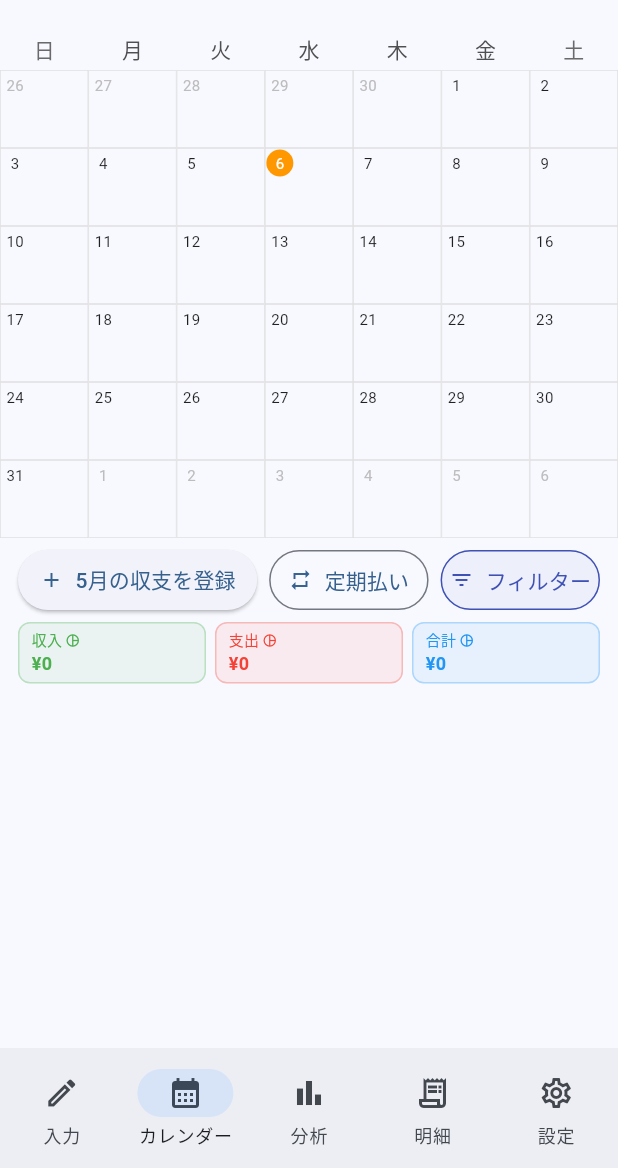
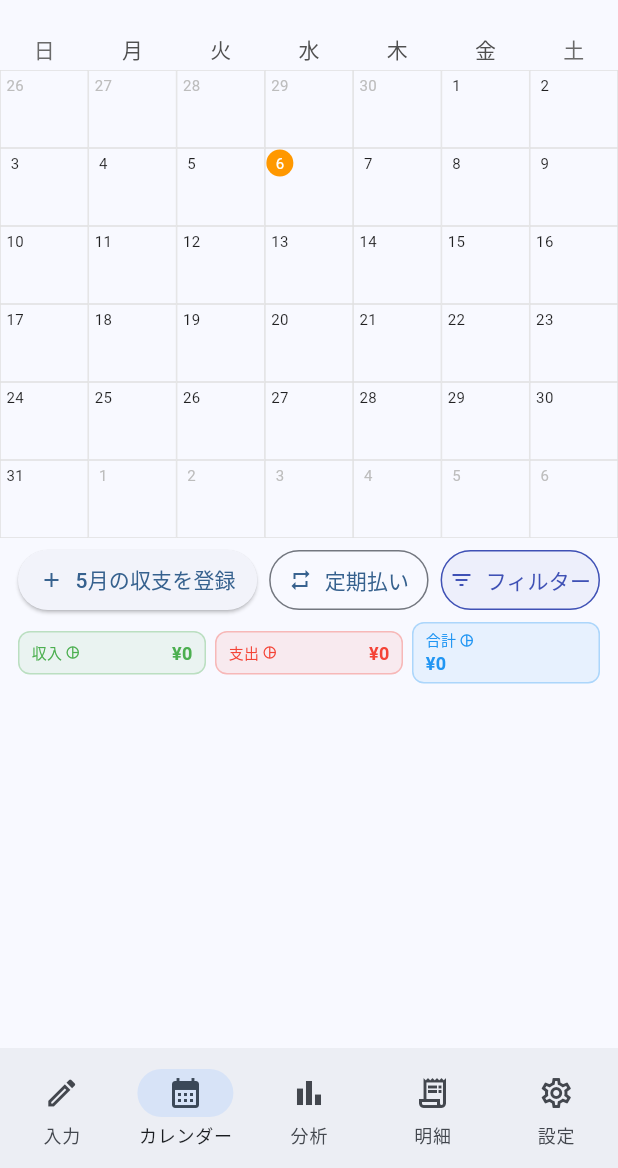
Before and after one commit to SeijiFukuhara/Kakeibo, a Flutter app: the screen it shows once a user with an empty profile is signed in, item 2 of the bottom bar chosen, on a phone screen of 412 x 824 dp, the part 68-1236 px from its top. Run offline on Flutter 3.47's test engine with Material 3 defaults, Android fonts, the phone set to English and light mode, and no system bars; drawn by our look-alikes of table_calendar; our stand-ins replace cloud_firestore, firebase_auth, firebase_core, flutter_secure_storage; accounts and stored records are empty.

Commit message:
機能追加

```diff
--- a/lib/screens/calendar_screen.dart
+++ b/lib/screens/calendar_screen.dart
@@ -1085,6 +1085,77 @@ class CalendarScreenState extends State<CalendarScreen> {
                   fontSize: 12, fontWeight: FontWeight.bold, color: color),
               overflow: TextOverflow.ellipsis,
             ),
+          ],
+        ),
+      ),
+    );
+  }
+
+  Widget _buildDetailedSummaryTile(
+    String label,
+    int total,
+    Color color,
+    List<(String, int)> breakdown, {
+    VoidCallback? onTap,
+  }) {
+    final nonZero = breakdown.where((b) => b.$2 > 0).toList();
+    return GestureDetector(
+      onTap: onTap,
+      child: Container(
+        padding: const EdgeInsets.symmetric(vertical: 5, horizontal: 8),
+        decoration: BoxDecoration(
+          color: color.withValues(alpha: 0.08),
+          borderRadius: BorderRadius.circular(8),
+          border: Border.all(color: color.withValues(alpha: 0.3)),
+        ),
+        child: Column(
+          crossAxisAlignment: CrossAxisAlignment.start,
+          mainAxisSize: MainAxisSize.min,
+          children: [
+            Row(
+              mainAxisAlignment: MainAxisAlignment.spaceBetween,
+              children: [
+                Row(
+                  mainAxisSize: MainAxisSize.min,
+                  children: [
+                    Text(label, style: TextStyle(fontSize: 10, color: color)),
+                    const SizedBox(width: 2),
+                    Icon(Icons.pie_chart_outline, size: 10, color: color),
+                  ],
+                ),
+                Flexible(
+                  child: Text(
+                    '¥${_formatAmount(total)}',
+                    style: TextStyle(
+                        fontSize: 12,
+                        fontWeight: FontWeight.bold,
+                        color: color),
+                    overflow: TextOverflow.ellipsis,
+                  ),
+                ),
+              ],
+            ),
+            if (nonZero.isNotEmpty) ...[
+              Divider(
+                  height: 6,
+                  thickness: 0.5,
+                  color: color.withValues(alpha: 0.3)),
+              ...nonZero.map(
+                (b) => Row(
+                  mainAxisAlignment: MainAxisAlignment.spaceBetween,
+                  children: [
+                    Text(b.$1,
+                        style: TextStyle(
+                            fontSize: 9,
+                            color: color.withValues(alpha: 0.75))),
+                    Text('¥${_formatAmount(b.$2)}',
+                        style: TextStyle(
+                            fontSize: 9,
+                            color: color.withValues(alpha: 0.75))),
+                  ],
+                ),
+              ),
+            ],
           ],
         ),
       ),
@@ -1693,18 +1764,20 @@ class CalendarScreenState extends State<CalendarScreen> {
                         const SizedBox(height: 12),
                         // ── 開始年月 ──
                         _InlineYMPicker(
-                          label: '開始（任意）',
+                          label: cycle == 'yearly' ? '開始年（任意）' : '開始（任意）',
                           year: startYear,
                           month: startMonth,
+                          showMonth: cycle != 'yearly',
                           onChanged: (y, m) =>
                               setDs(() { startYear = y; startMonth = m; }),
                         ),
                         const SizedBox(height: 10),
                         // ── 終了年月 ──
                         _InlineYMPicker(
-                          label: '終了（任意）',
+                          label: cycle == 'yearly' ? '終了年（任意）' : '終了（任意）',
                           year: endYear,
                           month: endMonth,
+                          showMonth: cycle != 'yearly',
                           onChanged: (y, m) =>
                               setDs(() { endYear = y; endMonth = m; }),
                         ),
@@ -2117,21 +2190,35 @@ class CalendarScreenState extends State<CalendarScreen> {
             child: Row(
               children: [
                 Expanded(
-                  child: _buildSummaryTile('収入', totalIncome, Colors.green,
+                  child: _buildDetailedSummaryTile(
+                    '収入', totalIncome, Colors.green,
+                    [
+                      ('日々の記録', incomeSum),
+                      ('月固定', monthIncomeSum),
+                      ('サブスク', subIncomeSum),
+                    ],
                     onTap: () => _showPieChartDialog(
                       title: '収入の内訳',
                       entries: incomeDisplayEvents,
                       color: Colors.green,
-                          )),
+                    ),
+                  ),
                 ),
                 const SizedBox(width: 6),
                 Expanded(
-                  child: _buildSummaryTile('支出', totalExpense, Colors.red,
+                  child: _buildDetailedSummaryTile(
+                    '支出', totalExpense, Colors.red,
+                    [
+                      ('日々の記録', expenseSum),
+                      ('月固定', monthExpenseSum),
+                      ('サブスク', subExpenseSum),
+                    ],
                     onTap: () => _showPieChartDialog(
                       title: '支出の内訳',
                       entries: expenseDisplayEvents,
                       color: Colors.red,
-                          )),
+                    ),
+                  ),
                 ),
                 const SizedBox(width: 6),
                 Expanded(
--- a/lib/screens/input_screen.dart
+++ b/lib/screens/input_screen.dart
@@ -219,7 +219,6 @@ class _InputScreenState extends State<InputScreen> {
                         autofocus: true,
                         decoration: const InputDecoration(
                             labelText: '金額',
-                            hintText: '例：1000',
                             floatingLabelBehavior: FloatingLabelBehavior.always,
                             suffixText: '円',
                             border: OutlineInputBorder(),
@@ -243,7 +242,6 @@ class _InputScreenState extends State<InputScreen> {
                         controller: commentCtrl,
                         decoration: const InputDecoration(
                             labelText: 'メモ（任意）',
-                            hintText: 'メモを入力',
                             floatingLabelBehavior: FloatingLabelBehavior.always,
                             border: OutlineInputBorder(),
                             isDense: true),
@@ -943,7 +941,6 @@ class _InputScreenState extends State<InputScreen> {
                                     keyboardType: TextInputType.number,
                                     decoration: const InputDecoration(
                                       labelText: '金額',
-                                      hintText: '例：1000',
                                       floatingLabelBehavior: FloatingLabelBehavior.always,
                                       suffixText: '円',
                                       border: OutlineInputBorder(),
@@ -992,8 +989,7 @@ class _InputScreenState extends State<InputScreen> {
                                     controller: _commentCtrl,
                                     decoration: const InputDecoration(
                                       labelText: 'メモ（任意）',
-                                      hintText: 'メモを入力',
-                                      floatingLabelBehavior: FloatingLabelBehavior.always,
+                                                floatingLabelBehavior: FloatingLabelBehavior.always,
                                       border: OutlineInputBorder(),
                                       isDense: true,
                                     ),
--- a/lib/services/firestore_service.dart
+++ b/lib/services/firestore_service.dart
@@ -9,6 +9,32 @@ import 'package:firebase_auth/firebase_auth.dart';
 class FirestoreService {
   static FirebaseFirestore get _db => FirebaseFirestore.instance;
   static String get _uid => FirebaseAuth.instance.currentUser!.uid;
+
+  // unavailable 時はデフォルト値を返す（クラッシュさせない）
+  static Future<T> _read<T>(Future<T> Function() fn, T defaultValue) async {
+    try {
+      return await fn();
+    } on FirebaseException catch (e) {
+      if (e.code == 'unavailable') return defaultValue;
+      rethrow;
+    }
+  }
+
+  // unavailable を指数バックオフでリトライ（最大3回）、それでも失敗なら無視
+  static Future<void> _write(Future<void> Function() fn) async {
+    var delay = const Duration(milliseconds: 500);
+    for (var i = 0; i < 4; i++) {
+      try {
+        await fn();
+        return;
+      } on FirebaseException catch (e) {
+        if (e.code != 'unavailable') rethrow;
+        if (i == 3) return;
+        await Future.delayed(delay);
+        delay *= 2;
+      }
+    }
+  }
 
   static CollectionReference<Map<String, dynamic>> get _entries =>
       _db.collection('users').doc(_uid).collection('entries');
@@ -24,22 +50,24 @@ class FirestoreService {
   static String _dailyKey(DateTime date) =>
       '${date.year}-${date.month}-${date.day}';
 
-  static Future<List<Map<String, String>>> getDailyEntries(DateTime date) async {
+  static Future<List<Map<String, String>>> getDailyEntries(DateTime date) =>
+      _read(() async {
         final doc = await _entries.doc(_dailyKey(date)).get();
         if (!doc.exists) return [];
         final list = (doc.data()?['entries'] as List<dynamic>?) ?? [];
         return list.map((e) => Map<String, String>.from(e as Map)).toList();
-  }
+      }, []);
 
   static Future<void> setDailyEntries(
-      DateTime date, List<Map<String, String>> entries) async {
+          DateTime date, List<Map<String, String>> entries) =>
+      _write(() async {
         final ref = _entries.doc(_dailyKey(date));
         if (entries.isEmpty) {
           await ref.delete();
         } else {
           await ref.set({'entries': entries});
         }
-  }
+      });
 
   // ── 月ごと固定費 ──────────────────────────────────────────────────────
 
@@ -47,28 +75,30 @@ class FirestoreService {
       '$type-${month.year}-${month.month}';
 
   static Future<List<Map<String, String>>> getMonthlyEntries(
-      String type, DateTime month) async {
+          String type, DateTime month) =>
+      _read(() async {
         final doc = await _monthly.doc(_monthlyKey(type, month)).get();
         if (!doc.exists) return [];
         final list = (doc.data()?['entries'] as List<dynamic>?) ?? [];
         return list.map((e) => Map<String, String>.from(e as Map)).toList();
-  }
+      }, []);
 
   static Future<void> setMonthlyEntries(
-      String type, DateTime month, List<Map<String, String>> entries) async {
+          String type, DateTime month, List<Map<String, String>> entries) =>
+      _write(() async {
         final ref = _monthly.doc(_monthlyKey(type, month));
         if (entries.isEmpty) {
           await ref.delete();
         } else {
           await ref.set({'entries': entries});
         }
-  }
+      });
 
   // ── 分析用: 全日ごと記録を取得 ────────────────────────────────────────
 
   /// キー({yyyy-M-d}) → entries のマップを返す
-  static Future<Map<String, List<Map<String, String>>>>
-      getAllDailyEntries() async {
+  static Future<Map<String, List<Map<String, String>>>> getAllDailyEntries() =>
+      _read(() async {
         final snapshot = await _entries.get();
         final result = <String, List<Map<String, String>>>{};
         for (final doc in snapshot.docs) {
@@ -77,11 +107,11 @@ class FirestoreService {
               list.map((e) => Map<String, String>.from(e as Map)).toList();
         }
         return result;
-  }
+      }, {});
 
   /// キー({type-yyyy-M}) → entries のマップを返す
-  static Future<Map<String, List<Map<String, String>>>>
-      getAllMonthlyEntries() async {
+  static Future<Map<String, List<Map<String, String>>>> getAllMonthlyEntries() =>
+      _read(() async {
         final snapshot = await _monthly.get();
         final result = <String, List<Map<String, String>>>{};
         for (final doc in snapshot.docs) {
@@ -90,31 +120,32 @@ class FirestoreService {
               list.map((e) => Map<String, String>.from(e as Map)).toList();
         }
         return result;
-  }
+      }, {});
 
   // ── 定期支払い（サブスクリプション）──────────────────────────────────
 
-  static Future<List<Map<String, String>>> getSubscriptions() async {
+  static Future<List<Map<String, String>>> getSubscriptions() =>
+      _read(() async {
         final doc = await _settings.get();
         if (!doc.exists) return [];
         final list = (doc.data()?['subscriptions'] as List<dynamic>?) ?? [];
         return list.map((e) => Map<String, String>.from(e as Map)).toList();
-  }
+      }, []);
 
   static Future<void> setSubscriptions(
-      List<Map<String, String>> subscriptions) async {
-    await _settings.set({'subscriptions': subscriptions}, SetOptions(merge: true));
-  }
+          List<Map<String, String>> subscriptions) =>
+      _write(() =>
+          _settings.set({'subscriptions': subscriptions}, SetOptions(merge: true)));
 
   // ── 設定・カテゴリ ─────────────────────────────────────────────────────
 
-  static Future<Map<String, dynamic>> getSettings() async {
+  static Future<Map<String, dynamic>> getSettings() =>
+      _read(() async {
         final doc = await _settings.get();
         if (!doc.exists) return {};
         return doc.data() ?? {};
+      }, {});
+
+  static Future<void> saveSettings(Map<String, dynamic> data) =>
+      _write(() => _settings.set(data, SetOptions(merge: true)));
 }
-
-  static Future<void> saveSettings(Map<String, dynamic> data) async {
-    await _settings.set(data, SetOptions(merge: true));
-  }
-}
```
Also changed, not shown: 2 other files. Lines whose indentation alone changed are shown as unchanged.
